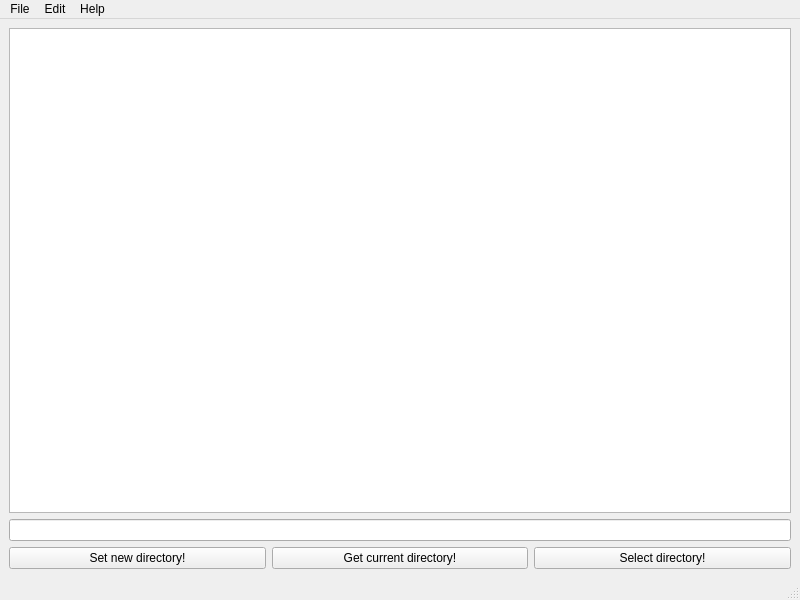
Before: the Qt Designer form main_window.ui in nplathe/pyJSON-Schema-Loader-and-JSON-Editor, drawn with Qt 5.
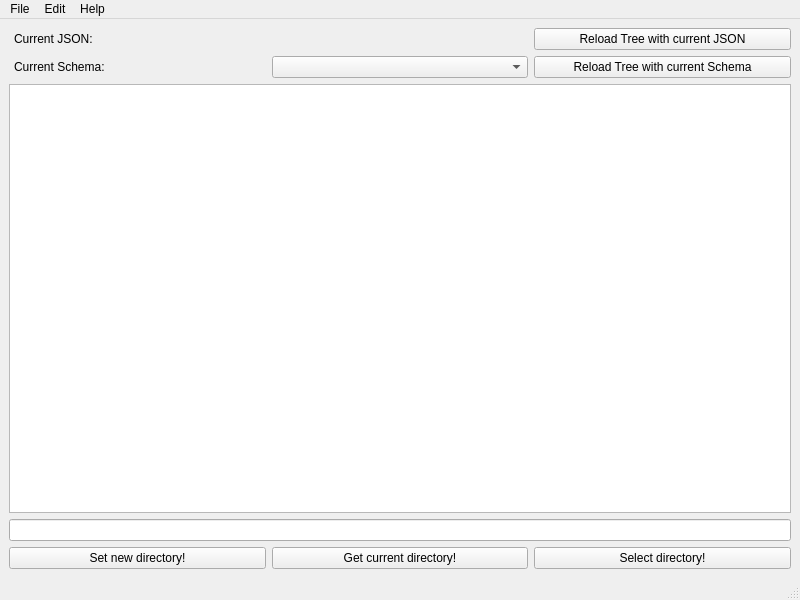
After: the same form once the commit is applied.

Commit message: Expanded and created the default config, setup of reloading the view after loading another JSON. Some rewrites and additions to loading and conversion functions.

The edit to the form file:
```diff
--- a/main_window.ui
+++ b/main_window.ui
@@ -17,6 +17,61 @@
    <layout class="QVBoxLayout" name="verticalLayout_3">
     <item>
      <layout class="QVBoxLayout" name="verticalLayout_2">
+      <item>
+       <layout class="QHBoxLayout" name="horizontalLayout_4">
+        <item>
+         <widget class="QLabel" name="curr_descr_label_1">
+          <property name="text">
+           <string>Current JSON:</string>
+          </property>
+          <property name="indent">
+           <number>5</number>
+          </property>
+         </widget>
+        </item>
+        <item>
+         <widget class="QLabel" name="current_JSON_label">
+          <property name="text">
+           <string/>
+          </property>
+         </widget>
+        </item>
+        <item>
+         <widget class="QPushButton" name="pushButton_Reload1">
+          <property name="text">
+           <string>Reload Tree with current JSON</string>
+          </property>
+         </widget>
+        </item>
+       </layout>
+      </item>
+      <item>
+       <layout class="QHBoxLayout" name="horizontalLayout_5">
+        <property name="bottomMargin">
+         <number>0</number>
+        </property>
+        <item>
+         <widget class="QLabel" name="curr_descr_label2">
+          <property name="text">
+           <string>Current Schema:</string>
+          </property>
+          <property name="indent">
+           <number>5</number>
+          </property>
+         </widget>
+        </item>
+        <item>
+         <widget class="QComboBox" name="current_schema_combo_box"/>
+        </item>
+        <item>
+         <widget class="QPushButton" name="pushButton_Reload2">
+          <property name="text">
+           <string>Reload Tree with current Schema</string>
+          </property>
+         </widget>
+        </item>
+       </layout>
+      </item>
       <item>
        <widget class="QTreeView" name="treeView"/>
       </item>
```
The commit also changes 6 other files.
